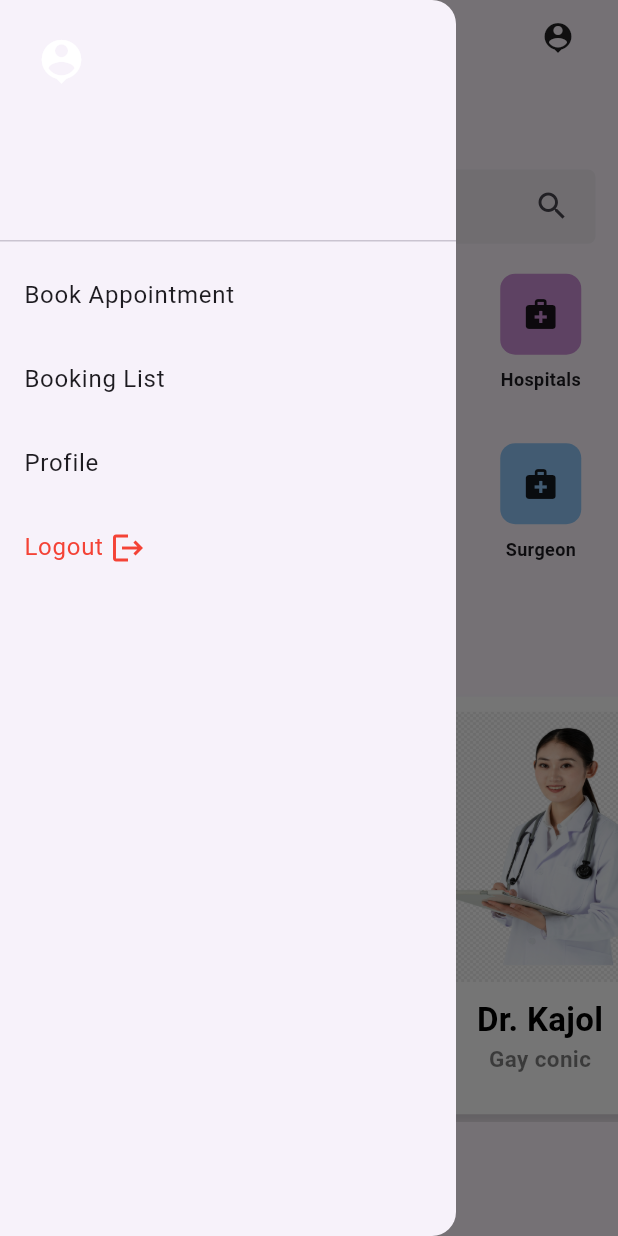
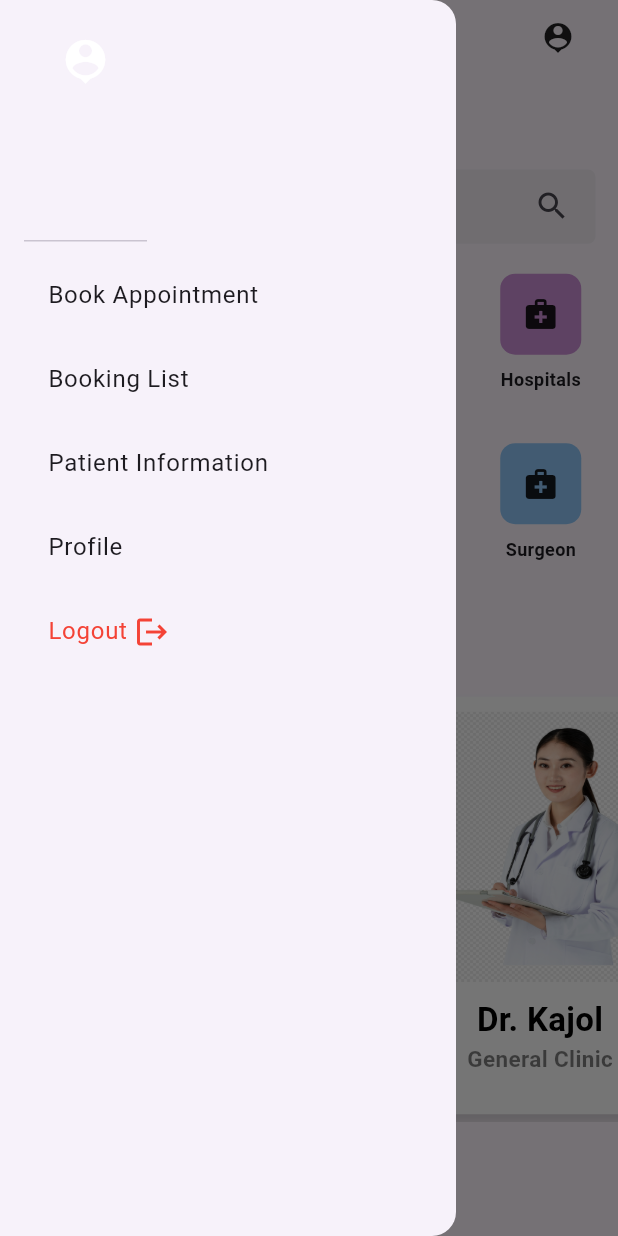
Before and after one commit to jacobdcook/DoctorAppFlutter, a Flutter app: the Home screen opened directly, after a tap on the "menu" icon, on a phone screen of 412 x 824 dp. Run offline on Flutter 3.47's test engine with Material 3 defaults, Android fonts, the light colour scheme and no system bars; our stand-ins replace cloud_firestore, date_picker_timeline, firebase_auth, firebase_core, get; accounts and stored records are empty.

Commit message:
Added patient information into the sidebar. Changed spelling of one thing. Working on adding translation.

```diff
--- a/lib/screens/home/index.dart
+++ b/lib/screens/home/index.dart
@@ -3,12 +3,12 @@ import 'package:doctorapp/appoinmentBook/index.dart';
 import 'package:doctorapp/helper/routeHelper.dart';
 import 'package:doctorapp/screens/bookingList/index.dart';
 import 'package:doctorapp/screens/form/formScreen.dart';
+import 'package:doctorapp/screens/patientInfo/index.dart';
 import 'package:doctorapp/screens/profile/index.dart';
 import 'package:doctorapp/utils/colors.dart';
 import 'package:firebase_auth/firebase_auth.dart';
 import 'package:flutter/material.dart';
 import 'package:get/get.dart';
-import 'package:doctorapp/screens/patientInfo/index.dart';
 
 class Home extends StatefulWidget {
   Home({super.key});
@@ -18,7 +18,7 @@ class Home extends StatefulWidget {
 }
 
 class _HomeState extends State<Home> {
-  List category = [
+  List<Map<String, dynamic>> category = [
     {"name": "Consultation", "color": Colors.red.withOpacity(0.5)},
     {"name": "Dental", "color": Colors.blue.withOpacity(0.5)},
     {"name": "Heart", "color": Colors.green.withOpacity(0.5)},
@@ -29,15 +29,16 @@ class _HomeState extends State<Home> {
     {"name": "Surgeon", "color": Colors.blue.withOpacity(0.5)},
   ];
 
-  List doctorList = [
+  List<Map<String, dynamic>> doctorList = [
     {"name": "John", "specialist": "Heart", "img": "assets/images/doc3.jpg"},
     {
       "name": "Kajol",
-      "specialist": "Gay conic",
+      "specialist": "General Clinic",
       "img": "assets/images/doc2.png"
     },
     {"name": "Gunjan", "specialist": "Dental", "img": "assets/images/doc.jpg"}
   ];
+
   final GlobalKey<ScaffoldState> _key = GlobalKey(); // Create a key
 
   String? firstName;
@@ -81,8 +82,10 @@ class _HomeState extends State<Home> {
     return Scaffold(
       key: _key,
       drawer: Drawer(
-        child: ListView(
-          padding: EdgeInsets.zero,
+        child: Padding(
+          padding: EdgeInsets.only(left: 16.0),
+          child: Column(
+            crossAxisAlignment: CrossAxisAlignment.start,
             children: [
               DrawerHeader(
                 decoration: BoxDecoration(
@@ -124,6 +127,12 @@ class _HomeState extends State<Home> {
                 },
               ),
               ListTile(
+                title: const Text('Patient Information'),
+                onTap: () {
+                  Get.to(GeneralPatientInformationScreen());
+                },
+              ),
+              ListTile(
                 title: const Text('Profile'),
                 onTap: () {
                   Get.to(Profile());
@@ -149,6 +158,7 @@ class _HomeState extends State<Home> {
             ],
           ),
         ),
+      ),
       body: SafeArea(
         child: SingleChildScrollView(
           physics: BouncingScrollPhysics(),
@@ -157,9 +167,19 @@ class _HomeState extends State<Home> {
               Container(
                 margin: EdgeInsets.symmetric(horizontal: 15),
                 child: Row(
-                  mainAxisAlignment: MainAxisAlignment.spaceBetween,
+                  crossAxisAlignment: CrossAxisAlignment.center,
                   children: [
-                    firstName != null && lastName != null
+                    InkWell(
+                      onTap: () {
+                        _key.currentState!.openDrawer();
+                      },
+                      child: Padding(
+                        padding: EdgeInsets.only(right: 8.0),
+                        child: const Icon(Icons.menu),
+                      ),
+                    ),
+                    Expanded(
+                      child: firstName != null && lastName != null
                           ? Text(
                               'Hey, $firstName $lastName',
                               style: TextStyle(
@@ -167,13 +187,9 @@ class _HomeState extends State<Home> {
                                 fontSize: 18,
                                 fontWeight: FontWeight.bold,
                               ),
+                              textAlign: TextAlign.center,
                             )
                           : const SizedBox.shrink(),
-                    InkWell(
-                      onTap: () {
-                        _key.currentState!.openDrawer();
-                      },
-                      child: const Icon(Icons.menu),
                     ),
                     Container(
                       width: 50,
@@ -232,7 +248,7 @@ class _HomeState extends State<Home> {
                     crossAxisSpacing: 0.0,
                     mainAxisSpacing: 10.0,
                     childAspectRatio: 2 / 2),
-                itemCount: 8,
+                itemCount: category.length,
                 itemBuilder: (context, index) {
                   return InkWell(
                     onTap: () {
@@ -281,7 +297,7 @@ class _HomeState extends State<Home> {
               SizedBox(
                 height: Get.height * 0.35,
                 child: ListView.builder(
-                  itemCount: 3,
+                  itemCount: doctorList.length,
                   scrollDirection: Axis.horizontal,
                   shrinkWrap: true,
                   physics: BouncingScrollPhysics(),
@@ -342,25 +358,6 @@ class _HomeState extends State<Home> {
                   },
                 ),
               ),
-              InkWell(
-                onTap: () {
-                  Get.to(GeneralPatientInformationScreen());
-                },
-                child: Container(
-                  margin: EdgeInsets.symmetric(horizontal: 15),
-                  width: Get.width,
-                  height: Get.height * 0.06,
-                  decoration: BoxDecoration(
-                      color: ColorssA.primaryColor,
-                      borderRadius: BorderRadius.circular(10)),
-                  child: Center(
-                    child: Text(
-                      'Patient Info',
-                      style: TextStyle(color: Colors.white),
-                    ),
-                  ),
-                ),
-              )
             ],
           ),
         ),
```
Lines whose indentation alone changed are shown as unchanged.
